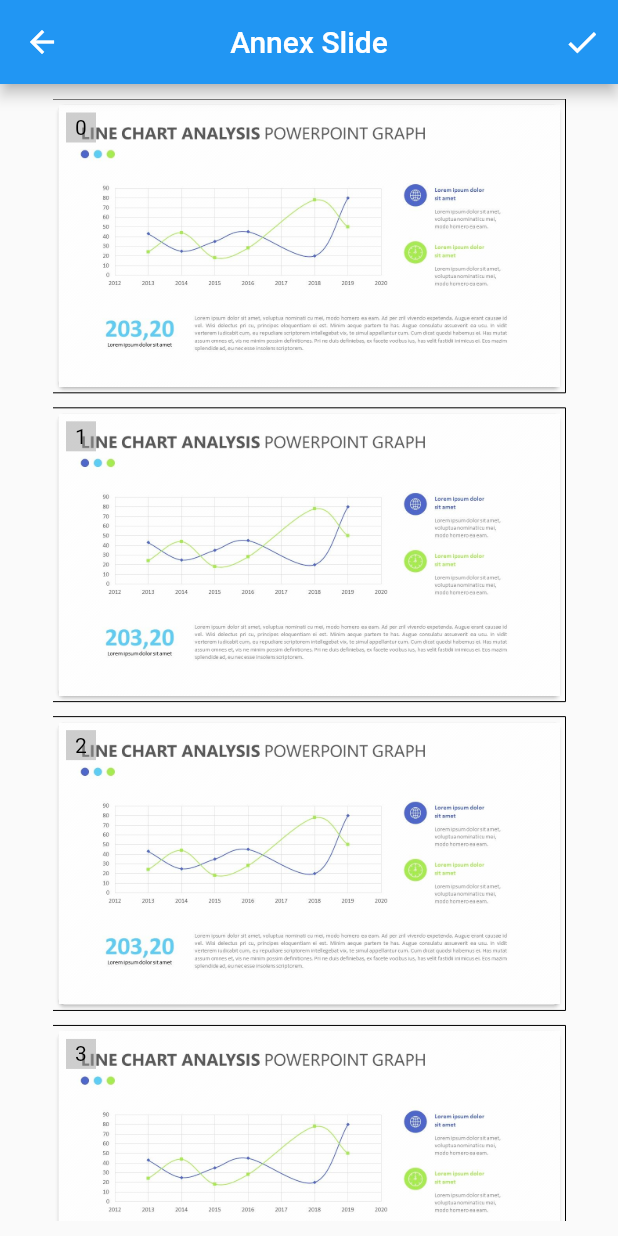
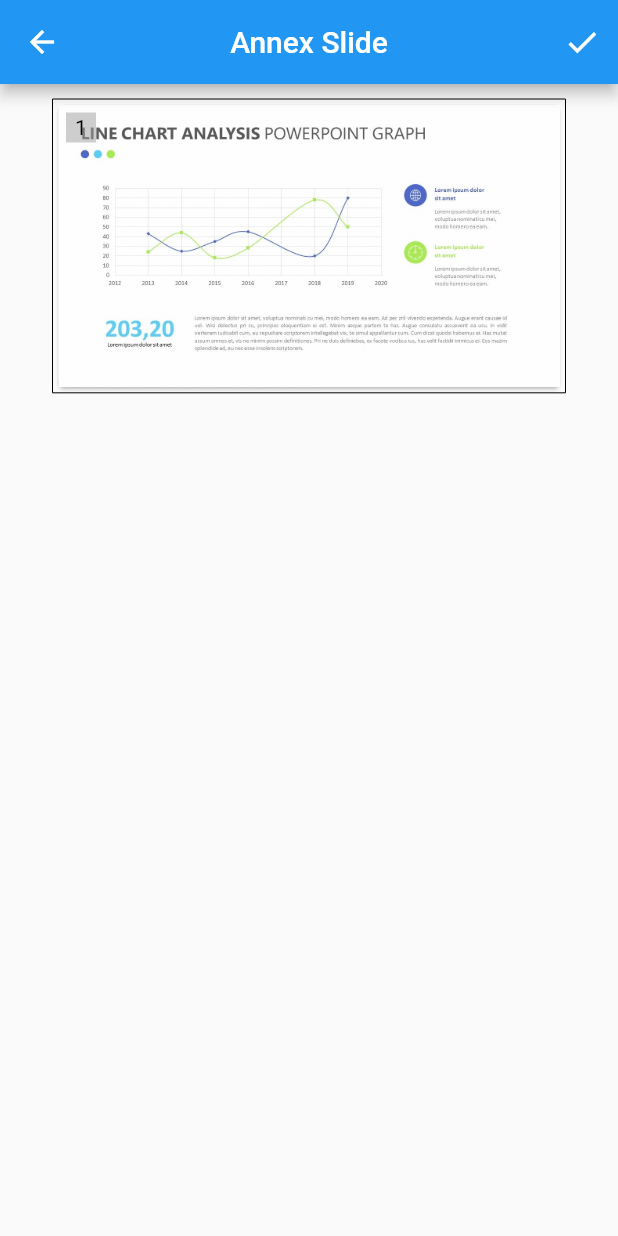
Before and after one commit to FEUP-ESOF-2020-21/open-cx-t1g1-ploggers, a Flutter app: the AnnexSlidePage screen opened directly, on a phone screen of 412 x 824 dp. Run offline on Flutter 3.47's test engine with Material 2 defaults, Android fonts, the phone set to English and light mode, and no system bars; our stand-ins replace curved_navigation_bar.

Commit message:
adds slides when speaker doens't give the presentation

```diff
--- a/src/asquestions/lib/view/pages/AnnexSlidePage.dart
+++ b/src/asquestions/lib/view/pages/AnnexSlidePage.dart
@@ -2,6 +2,36 @@ import 'package:asquestions/view/pages/AddQuestionPage.dart';
 import '../../model/Presentation.dart';
 import '../../model/Question.dart';
 import 'package:flutter/material.dart';
+
+class MyAnnexQuestionForm extends StatefulWidget {
+  @override
+  _MyAnnexQuestionFormState createState() => _MyAnnexQuestionFormState();
+}
+
+class _MyAnnexQuestionFormState extends State<MyAnnexQuestionForm> {
+  final myController = TextEditingController();
+
+  @override
+  void dispose() {
+    myController.dispose();
+    super.dispose();
+  }
+
+  @override
+  Widget build(BuildContext context) {
+    return Center(
+      child: SizedBox(
+          child: TextFormField(
+        controller: myController,
+        maxLines: 1,
+        decoration: InputDecoration(
+          hintText: "What slides do you want to tag?",
+        ),
+        style: TextStyle(height: 1),
+      )),
+    );
+  }
+}
 
 class AnnexSlidePage extends StatefulWidget {
   Question question;
@@ -16,16 +46,23 @@ class _AnnexSlidePageState extends State<AnnexSlidePage> {
   _AnnexSlidePageState(this.question);
 
   // pseudo-database, just to test code
-  Presentation presentation = Presentation("Presentation 1", [
-    "assets/pp1.png",
-    "assets/pp1.png",
-    "assets/pp1.png",
-    "assets/pp1.png",
-    "assets/pp1.png"
-  ]);
+  Presentation presentation =
+      Presentation("Presentation 1", ["assets/pp1.png"]);
 
   @override
   Widget build(BuildContext context) {
+    Widget slidesInput;
+    if (presentation.slides.length == 0) {
+      slidesInput = Column(
+          crossAxisAlignment: CrossAxisAlignment.stretch,
+          children: [MyAnnexQuestionForm()]);
+    } else {
+      slidesInput = ListView.builder(
+          itemCount: presentation.slides.length,
+          itemBuilder: (BuildContext context, int index) =>
+              buildSlideCard(context, index));
+    }
+
     return Scaffold(
         appBar: AppBar(
           title: Text("Annex Slide"),
@@ -46,11 +83,7 @@ class _AnnexSlidePageState extends State<AnnexSlidePage> {
         body: Padding(
             padding:
                 const EdgeInsets.only(top: 10, bottom: 10, left: 35, right: 35),
-            // child: Text("ola")));
-            child: ListView.builder(
-                itemCount: presentation.slides.length,
-                itemBuilder: (BuildContext context, int index) =>
-                    buildSlideCard(context, index))));
+            child: slidesInput));
   }
 
   Widget buildSlideCard(BuildContext context, int index) {
@@ -77,6 +110,19 @@ class SlideCard extends StatefulWidget {
 class _SlideCardState extends State<SlideCard> {
   @override
   Widget build(BuildContext context) {
+    print(widget.slideIndex);
+    Widget slideWidget = Stack(children: [
+      Image(image: AssetImage(widget.slide)),
+      Container(
+          margin: const EdgeInsets.all(5),
+          color: Colors.grey.withOpacity(0.5),
+          width: 20,
+          height: 20,
+          child: Center(
+              child: Text((widget.slideIndex + 1).toString(),
+                  style: TextStyle(color: Colors.black))))
+    ]);
+
     return GestureDetector(
       onTap: () {
         setState(() {
@@ -92,19 +138,7 @@ class _SlideCardState extends State<SlideCard> {
           margin: (widget.slideIndex != widget.presentationLength - 1
               ? const EdgeInsets.only(bottom: 10)
               : const EdgeInsets.all(0)),
-          child: Card(
-            child: Stack(children: [
-              Image(image: AssetImage(widget.slide)),
-              Container(
-                  margin: const EdgeInsets.all(5),
-                  color: Colors.grey.withOpacity(0.5),
-                  width: 20,
-                  height: 20,
-                  child: Center(
-                      child: Text(widget.slideIndex.toString(),
-                          style: TextStyle(color: Colors.black))))
-            ]),
-          )),
+          child: Card(child: slideWidget)),
     );
   }
 }
```
